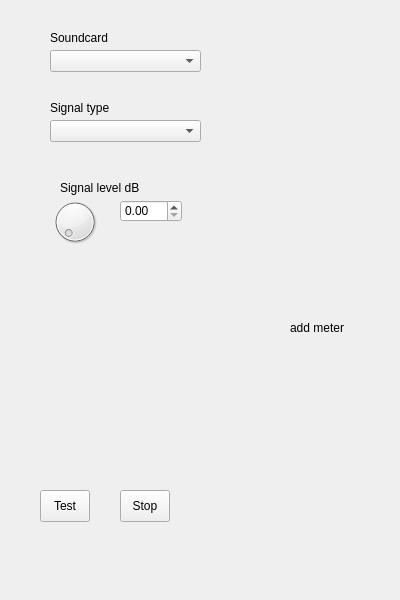
The window that ui/jBae-Meas_Test_0_1.ui (Jee-Bee/Meas) describes before a commit, drawn with Qt 5.
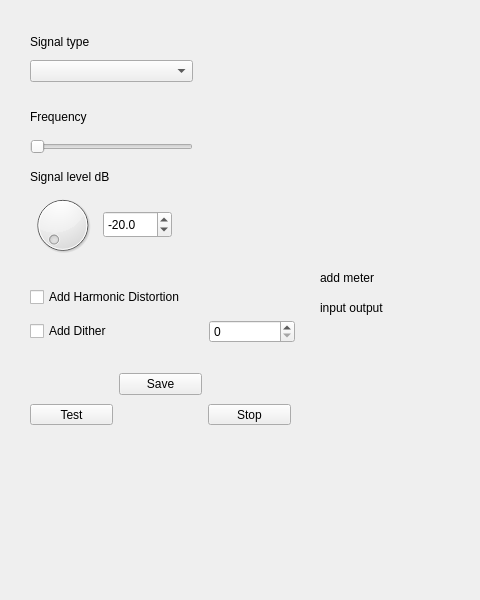
The same window after the commit.

Diff of the .ui file:
```diff
--- a/ui/jBae-Meas_Test_0_1.ui
+++ b/ui/jBae-Meas_Test_0_1.ui
@@ -6,54 +6,18 @@
    <rect>
     <x>0</x>
     <y>0</y>
-    <width>400</width>
+    <width>480</width>
     <height>600</height>
    </rect>
   </property>
   <property name="windowTitle">
    <string>Form</string>
   </property>
-  <widget class="QToolButton" name="BtTest">
-   <property name="geometry">
-    <rect>
-     <x>40</x>
-     <y>490</y>
-     <width>50</width>
-     <height>32</height>
-    </rect>
-   </property>
-   <property name="text">
-    <string>Test</string>
-   </property>
-  </widget>
-  <widget class="QToolButton" name="BtStop">
-   <property name="geometry">
-    <rect>
-     <x>120</x>
-     <y>490</y>
-     <width>50</width>
-     <height>32</height>
-    </rect>
-   </property>
-   <property name="text">
-    <string>Stop</string>
-   </property>
-  </widget>
-  <widget class="QComboBox" name="comboBox">
-   <property name="geometry">
-    <rect>
-     <x>50</x>
-     <y>50</y>
-     <width>151</width>
-     <height>22</height>
-    </rect>
-   </property>
-  </widget>
   <widget class="QLabel" name="label">
    <property name="geometry">
     <rect>
-     <x>290</x>
-     <y>320</y>
+     <x>320</x>
+     <y>270</y>
      <width>71</width>
      <height>16</height>
     </rect>
@@ -65,71 +29,213 @@
   <widget class="QLabel" name="label_2">
    <property name="geometry">
     <rect>
-     <x>50</x>
+     <x>320</x>
+     <y>300</y>
+     <width>91</width>
+     <height>16</height>
+    </rect>
+   </property>
+   <property name="text">
+    <string>input output</string>
+   </property>
+  </widget>
+  <widget class="QWidget" name="">
+   <property name="geometry">
+    <rect>
+     <x>30</x>
      <y>30</y>
-     <width>81</width>
-     <height>16</height>
+     <width>163</width>
+     <height>52</height>
     </rect>
    </property>
-   <property name="text">
-    <string>Soundcard</string>
-   </property>
+   <layout class="QGridLayout" name="sigTypeGrid" rowstretch="0,0" columnstretch="0">
+    <property name="horizontalSpacing">
+     <number>8</number>
+    </property>
+    <item row="0" column="0">
+     <widget class="QLabel" name="label_3">
+      <property name="text">
+       <string>Signal type</string>
+      </property>
+     </widget>
+    </item>
+    <item row="1" column="0">
+     <widget class="QComboBox" name="comboBox_2">
+      <property name="minimumSize">
+       <size>
+        <width>161</width>
+        <height>0</height>
+       </size>
+      </property>
+     </widget>
+    </item>
+   </layout>
   </widget>
-  <widget class="QLabel" name="label_3">
+  <widget class="QWidget" name="">
    <property name="geometry">
     <rect>
-     <x>50</x>
+     <x>30</x>
      <y>100</y>
-     <width>81</width>
-     <height>16</height>
+     <width>163</width>
+     <height>54</height>
     </rect>
    </property>
-   <property name="text">
-    <string>Signal type</string>
-   </property>
+   <layout class="QGridLayout" name="freqGrid">
+    <property name="horizontalSpacing">
+     <number>8</number>
+    </property>
+    <item row="0" column="0">
+     <widget class="QLabel" name="label_5">
+      <property name="text">
+       <string>Frequency</string>
+      </property>
+     </widget>
+    </item>
+    <item row="1" column="0">
+     <widget class="QSlider" name="horizontalSlider">
+      <property name="minimumSize">
+       <size>
+        <width>161</width>
+        <height>0</height>
+       </size>
+      </property>
+      <property name="orientation">
+       <enum>Qt::Horizontal</enum>
+      </property>
+     </widget>
+    </item>
+   </layout>
   </widget>
-  <widget class="QComboBox" name="comboBox_2">
+  <widget class="QWidget" name="">
    <property name="geometry">
     <rect>
-     <x>50</x>
-     <y>120</y>
-     <width>151</width>
-     <height>22</height>
+     <x>30</x>
+     <y>170</y>
+     <width>142</width>
+     <height>90</height>
     </rect>
    </property>
+   <layout class="QGridLayout" name="sigLevelGrid">
+    <property name="horizontalSpacing">
+     <number>8</number>
+    </property>
+    <item row="0" column="0" colspan="2">
+     <widget class="QLabel" name="label_4">
+      <property name="text">
+       <string>Signal level dB</string>
+      </property>
+     </widget>
+    </item>
+    <item row="1" column="0">
+     <widget class="QDial" name="dial">
+      <property name="minimumSize">
+       <size>
+        <width>60</width>
+        <height>60</height>
+       </size>
+      </property>
+     </widget>
+    </item>
+    <item row="1" column="1">
+     <widget class="QDoubleSpinBox" name="doubleSpinBox">
+      <property name="minimumSize">
+       <size>
+        <width>69</width>
+        <height>27</height>
+       </size>
+      </property>
+      <property name="decimals">
+       <number>1</number>
+      </property>
+      <property name="minimum">
+       <double>-100.000000000000000</double>
+      </property>
+      <property name="maximum">
+       <double>0.000000000000000</double>
+      </property>
+      <property name="singleStep">
+       <double>0.250000000000000</double>
+      </property>
+      <property name="value">
+       <double>-20.000000000000000</double>
+      </property>
+     </widget>
+    </item>
+   </layout>
   </widget>
-  <widget class="QDoubleSpinBox" name="doubleSpinBox">
+  <widget class="QWidget" name="">
    <property name="geometry">
     <rect>
-     <x>120</x>
-     <y>200</y>
-     <width>62</width>
-     <height>22</height>
+     <x>30</x>
+     <y>280</y>
+     <width>265</width>
+     <height>63</height>
     </rect>
    </property>
+   <layout class="QGridLayout" name="Outputoptions">
+    <item row="2" column="0" colspan="2">
+     <widget class="QCheckBox" name="checkBox_2">
+      <property name="text">
+       <string>Add Dither</string>
+      </property>
+     </widget>
+    </item>
+    <item row="0" column="0" rowspan="2" colspan="2">
+     <widget class="QCheckBox" name="checkBox">
+      <property name="text">
+       <string>Add Harmonic Distortion</string>
+      </property>
+     </widget>
+    </item>
+    <item row="2" column="2">
+     <widget class="QSpinBox" name="spinBox"/>
+    </item>
+   </layout>
   </widget>
-  <widget class="QLabel" name="label_4">
+  <widget class="QWidget" name="">
    <property name="geometry">
     <rect>
-     <x>60</x>
-     <y>180</y>
-     <width>101</width>
-     <height>16</height>
+     <x>30</x>
+     <y>370</y>
+     <width>261</width>
+     <height>60</height>
     </rect>
    </property>
-   <property name="text">
-    <string>Signal level dB</string>
-   </property>
-  </widget>
-  <widget class="QDial" name="dial">
-   <property name="geometry">
-    <rect>
-     <x>50</x>
-     <y>190</y>
-     <width>50</width>
-     <height>64</height>
-    </rect>
-   </property>
+   <layout class="QGridLayout" name="gridLayout_4">
+    <item row="0" column="1">
+     <widget class="QPushButton" name="pushButton_2">
+      <property name="text">
+       <string>Save</string>
+      </property>
+     </widget>
+    </item>
+    <item row="1" column="0">
+     <widget class="QToolButton" name="BtTest">
+      <property name="sizePolicy">
+       <sizepolicy hsizetype="Minimum" vsizetype="Fixed">
+        <horstretch>0</horstretch>
+        <verstretch>0</verstretch>
+       </sizepolicy>
+      </property>
+      <property name="text">
+       <string>Test</string>
+      </property>
+     </widget>
+    </item>
+    <item row="1" column="2">
+     <widget class="QToolButton" name="BtStop">
+      <property name="sizePolicy">
+       <sizepolicy hsizetype="Minimum" vsizetype="Fixed">
+        <horstretch>0</horstretch>
+        <verstretch>0</verstretch>
+       </sizepolicy>
+      </property>
+      <property name="text">
+       <string>Stop</string>
+      </property>
+     </widget>
+    </item>
+   </layout>
   </widget>
  </widget>
  <resources/>
```
Left out of the diff: 6 changed lines with no effect on the pictures.
